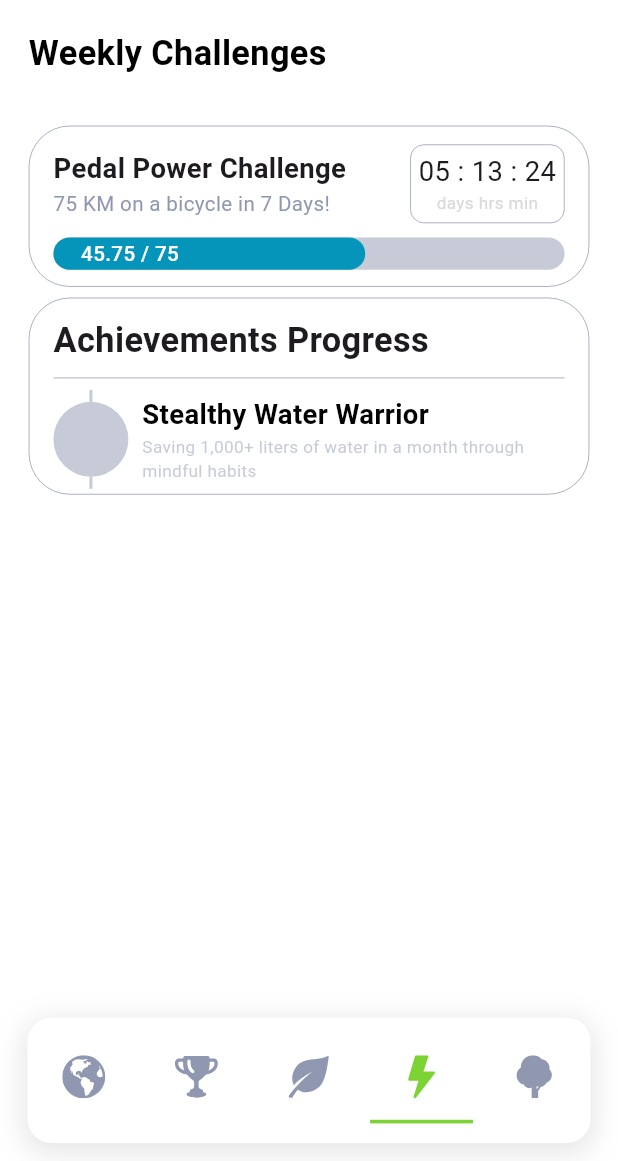
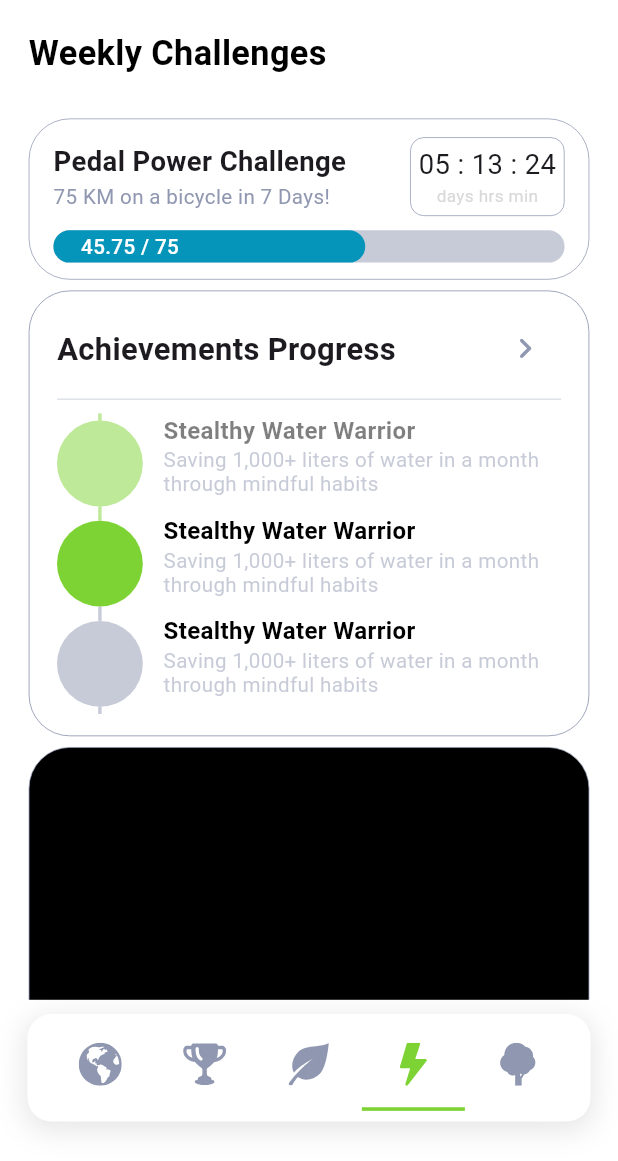
Before and after one commit to Kamal578/CH4NGE_UI, a Flutter app: the ChallengesPage screen opened by its route, on a phone screen of 412 x 824 dp, the part 75-1236 px from its top. Run offline on Flutter 3.47's test engine with Material 3 defaults, Android fonts, the phone set to English and light mode, and no system bars; our stand-ins replace dio, either_dart, flutter_bloc, flutter_dotenv, flutter_screenutil, flutter_svg and 3 more; accounts and stored records are empty.

Commit message:
Added achievements widget on Challenges Page Improved navbar

```diff
--- a/lib/features/layers/presentation/screens/challenges/challenges_page.dart
+++ b/lib/features/layers/presentation/screens/challenges/challenges_page.dart
@@ -19,24 +19,20 @@ class _ChallengesPageState extends State<ChallengesPage> {
         appBar: _buildCustomAppbarWidget(),
         bottomNavigationBar: _buildCustomNavbarWidget(),
         resizeToAvoidBottomInset: false,
-        body: Container(
-          padding:
-              // Platform.isIOS
-              //     ? EdgeInsets.zero : // Use only SafeArea's padding on iOS
-              EdgeInsets.only(
-            // Add custom padding on Android
+        body: SingleChildScrollView(
+          padding: EdgeInsets.only(
             left: 16.h,
             right: 16.h,
           ),
-          color: Colors.white,
           child: Column(
             children: [
               _buildTitleWidget(),
-              SizedBox(height: 24.h),
+              SizedBox(height: 20.h),
               _buildWeeklyChallengeWidget(),
               SizedBox(height: 6.h),
-              _buildNextAchievementWidget(),
+              _buildAchievementsWidget(),
               SizedBox(height: 6.h),
+              _buildMiniChallengesWidget(),
             ],
           ),
         ),
@@ -185,77 +181,144 @@ class _ChallengesPageState extends State<ChallengesPage> {
     );
   }
 
-  _buildNextAchievementWidget() {
+  Widget _buildAchievementsWidget() {
   return Container(
     width: double.maxFinite,
-      height: 110.h,
-      padding: EdgeInsets.fromLTRB(16, 12, 16, 4),
+    padding: EdgeInsets.symmetric(horizontal: 16.w, vertical: 12.h),
     decoration: BoxDecoration(
       borderRadius: BorderRadius.circular(24.r),
       border: Border.all(
         color: const Color.fromARGB(255, 144, 152, 177),
-          width: 0.5,
+        width: 0.5.w,
       ),
     ),
     child: Column(
+      mainAxisSize: MainAxisSize.min,
       crossAxisAlignment: CrossAxisAlignment.start,
       children: [
-          Text(
+        // Header Row
+        Row(
+          mainAxisAlignment: MainAxisAlignment.spaceBetween,
+          children: [
+            Flexible(
+              child: Text(
                 "Achievements Progress",
                 style: TextStyle(
-              fontSize: 20.sp,
+                  fontSize: 18.sp,
                   fontWeight: FontWeight.w600,
                 ),
+                maxLines: 1,
+                overflow: TextOverflow.ellipsis,
               ),
+            ),
+            IconButton(
+              onPressed: () {},
+              icon: Icon(
+                Icons.chevron_right_rounded,
+                size: 24.sp,
+                color: const Color.fromARGB(255, 144, 152, 177),
+              ),
+              padding: EdgeInsets.zero,
+              constraints: BoxConstraints(),
+            ),
+          ],
+        ),
+
+        // Divider
         Divider(
           color: const Color.fromARGB(128, 144, 152, 177),
+          height: 16.h,
+          thickness: 0.5.h,
         ),
-          Row(
+
+        // First Achievement Item
+        _buildAchievementItem(
+          topLineColor: Color.fromARGB(128, 125, 211, 52),
+          circleColor: Color.fromARGB(128, 125, 211, 52),
+          bottomLineColor: Color.fromARGB(128, 125, 211, 52),
+          titleColor: Colors.black.withAlpha(128),
+        ),
+
+
+        // Second Achievement Item
+        _buildAchievementItem(
+          topLineColor: Color.fromARGB(128, 125, 211, 52),
+          circleColor: Color.fromARGB(255, 125, 211, 52),
+          bottomLineColor: Color.fromARGB(128, 144, 152, 177),
+          titleColor: Colors.black,
+        ),
+
+
+        // Third Achievement Item
+        _buildAchievementItem(
+          topLineColor: Color.fromARGB(128, 144, 152, 177),
+          circleColor: Color.fromARGB(128, 144, 152, 177),
+          bottomLineColor: Color.fromARGB(128, 144, 152, 177),
+          titleColor: Colors.black,
+        ),
+      ],
+    ),
+  );
+}
+
+Widget _buildAchievementItem({
+  required Color topLineColor,
+  required Color circleColor,
+  required Color bottomLineColor,
+  required Color titleColor,
+}) {
+  return Row(
+    crossAxisAlignment: CrossAxisAlignment.start,
     children: [
+      // Vertical lines and circle
       Column(
-                crossAxisAlignment: CrossAxisAlignment.center,
+        mainAxisSize: MainAxisSize.min,
         children: [
-                  // Vertical line (stick) above
           Container(
-                    width: 2,
-                    height: 8,
-                    color: const Color.fromARGB(128, 144, 152, 177),
+            width: 2.w,
+            height: 4.h,
+            color: topLineColor,
           ),
           Container(
-                    width: 50,
-                    height: 50,
+            width: 50.r,
+            height: 50.r,
             decoration: BoxDecoration(
-                      color: const Color.fromARGB(128, 144, 152, 177),
+              color: circleColor,
               shape: BoxShape.circle,
             ),
           ),
-                  // Vertical line (stick) below
           Container(
-                    width: 2,
-                    height: 8,
-                    color: const Color.fromARGB(128, 144, 152, 177),
+            width: 2.w,
+            height: 4.h,
+            color: bottomLineColor,
           ),
         ],
       ),
-              SizedBox(width: 8.w),
+
+      SizedBox(width: 12.w),
+
+      // Text Content
       Expanded(
         child: Column(
           crossAxisAlignment: CrossAxisAlignment.start,
+          mainAxisSize: MainAxisSize.min,
           children: [
             Text(
               "Stealthy Water Warrior",
               style: TextStyle(
-                        fontSize: 16.sp,
+                fontSize: 14.sp,
                 fontWeight: FontWeight.bold,
-                        color: Colors.black,
+                color: titleColor,
               ),
+              maxLines: 1,
+              overflow: TextOverflow.ellipsis,
             ),
             Text(
               "Saving 1,000+ liters of water in a month through mindful habits",
               style: TextStyle(
-                        fontSize: 10.sp,
-                        color: const Color.fromARGB(128, 144, 152, 177),
-                        height: 1.4,
+                fontSize: 12.sp,
+                color: Color.fromARGB(128, 144, 152, 177),
+                height: 1.2,
               ),
               maxLines: 2,
               overflow: TextOverflow.ellipsis,
@@ -264,8 +327,21 @@ class _ChallengesPageState extends State<ChallengesPage> {
         ),
       ),
     ],
+  );
+}
+
+  _buildMiniChallengesWidget() {
+    return Container(
+      width: double.maxFinite,
+      height: 230.h,
+      padding: EdgeInsets.fromLTRB(16, 12, 16, 4),
+      decoration: BoxDecoration(
+        color: Colors.black,
+        borderRadius: BorderRadius.circular(24.r),
+        border: Border.all(
+          color: const Color.fromARGB(255, 144, 152, 177),
+          width: 0.5,
         ),
-        ],
       ),
     );
   }
--- a/lib/features/layers/presentation/widgets/custom_appbar.dart
+++ b/lib/features/layers/presentation/widgets/custom_appbar.dart
@@ -29,16 +29,18 @@ class CustomAppBar extends StatelessWidget implements PreferredSizeWidget {
     padding: EdgeInsets.symmetric(horizontal: 16.w),
     child: AppBar(
       elevation: 0,
+      surfaceTintColor: Colors.transparent,  // Disable scroll tint effect
       shape: shape,
       toolbarHeight: height ?? 56.h,
       automaticallyImplyLeading: false,
-        backgroundColor: backgroundColor ?? Colors.white,
+      backgroundColor: backgroundColor,
       leadingWidth: leadingWidth ?? 0,
       leading: leading,
       title: title,
       titleSpacing: 0,
       centerTitle: centerTitle ?? false,
       actions: actions,
+      forceMaterialTransparency: true,  // Disable any scroll-based transparency
     ),
   );
 }
--- a/lib/features/layers/presentation/widgets/custom_navbar.dart
+++ b/lib/features/layers/presentation/widgets/custom_navbar.dart
@@ -45,8 +45,8 @@ class _CustomBottomNavBarState extends State<CustomBottomNavBar> {
   @override
   Widget build(BuildContext context) {
     return Container(
-      height: 80.h,
-      padding: EdgeInsets.only(bottom: 10.h),
+      height: 90.h,
+      padding: EdgeInsets.only(bottom: 12.h),
       child: CustomNavbar(
         currentIndex: _currentIndex,
         onTap: _onItemTapped,
@@ -85,16 +85,19 @@ class CustomNavbar extends StatelessWidget {
 
   @override
   Widget build(BuildContext context) {
-  return Padding(
-    padding: EdgeInsets.symmetric(horizontal: 16.w),
+    return Container(
+      color: Colors.white,
+      child: Padding(
+        padding: EdgeInsets.fromLTRB(16.w, 8.h, 16.w, 10.h),
         child: Container(
+          padding: EdgeInsets.symmetric(horizontal: 12.w),
           height: 80.h,
           decoration: BoxDecoration(
             color: backgroundColor,
             borderRadius: BorderRadius.circular(16),
             boxShadow: [
               BoxShadow(
-            color: Colors.black.withOpacity(0.1),
+                color: Colors.black.withValues(alpha: 0.1),
                 blurRadius: 16,
                 spreadRadius: 2,
                 offset: const Offset(0, 4),
@@ -110,7 +113,6 @@ Widget build(BuildContext context) {
                     mainAxisAlignment: MainAxisAlignment.center,
                     mainAxisSize: MainAxisSize.min,
                     children: [
-                  // Increased space above icon
                       SizedBox(height: 10.h),
                       SizedBox(
                         height: 24.h,
@@ -126,7 +128,6 @@ Widget build(BuildContext context) {
                           ),
                         ),
                       ),
-                  // Reduced space between icon and line
                       SizedBox(height: 12.h),
                       AnimatedContainer(
                         duration: const Duration(milliseconds: 200),
@@ -143,6 +144,7 @@ Widget build(BuildContext context) {
             }),
           ),
         ),
+      ),
     );
   }
 }
```
Lines whose indentation alone changed are shown as unchanged.
